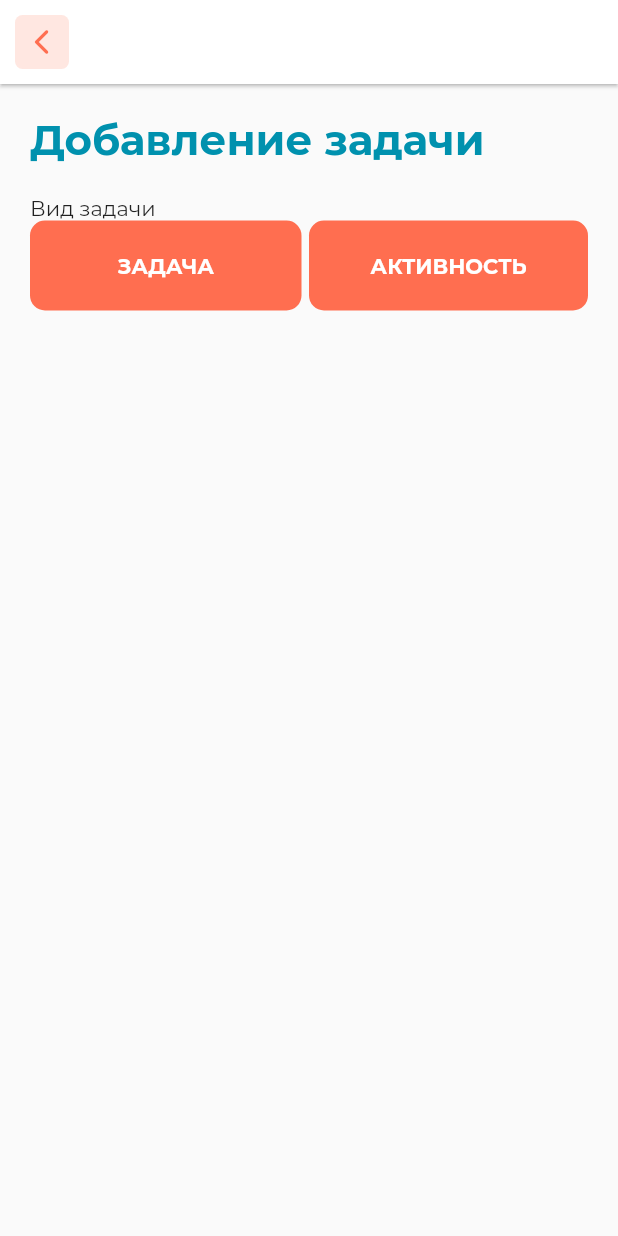
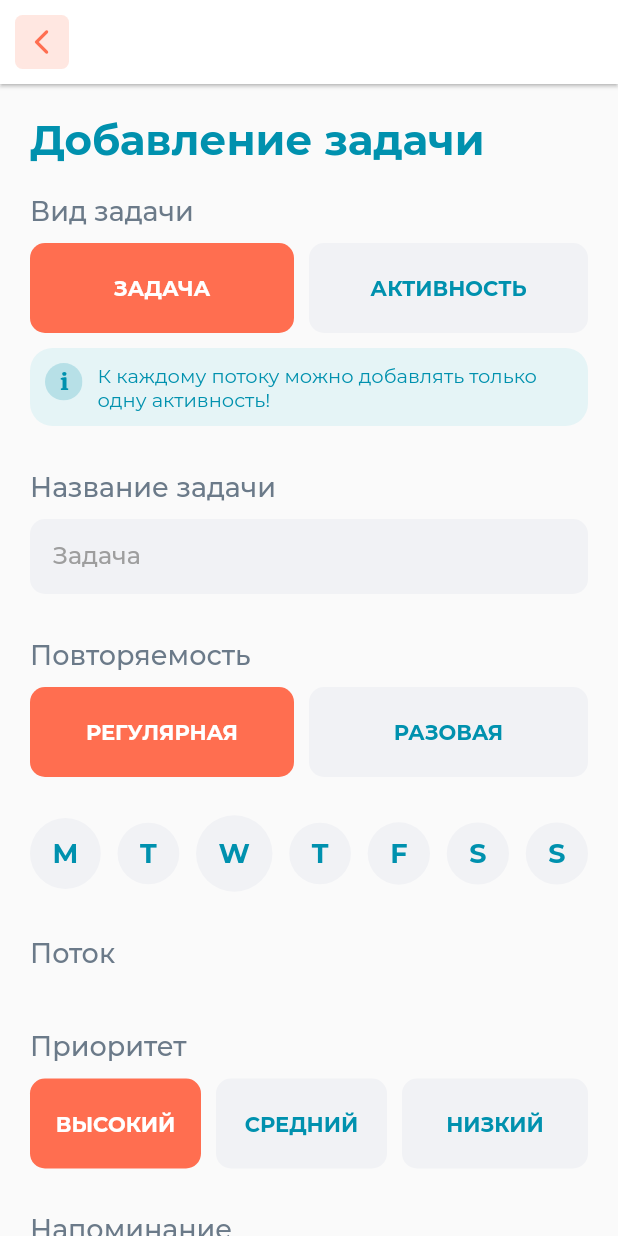
Before and after one commit to escapro/productify, a Flutter app: the screen it shows after launch, after a tap on the "add" icon, on a phone screen of 412 x 824 dp. Run offline on Flutter 3.47's test engine with Material 2 defaults, Android fonts, the light colour scheme and no system bars; our stand-ins replace flutter_slidable, flutter_svg; project files that could hold a hidden picture were left out.

Commit message:
add components

```diff
--- /dev/null
+++ b/lib/components/alert.dart
@@ -0,0 +1,43 @@
+import 'package:flutter/material.dart';
+import 'package:flutter_svg/flutter_svg.dart';
+import 'package:productify/constans.dart';
+
+class Alert extends StatelessWidget {
+
+  List<String> types = ['info', 'warning', 'error', 'success'];
+  String type;
+  String text;
+
+  Alert({
+    Key key, this.type, this.text
+  }) : super(key: key);
+
+  @override
+  Widget build(BuildContext context) {
+    return Container(
+      margin: EdgeInsets.only(top: kDefaultPadding / 2, right: kDefaultPadding, left: kDefaultPadding),
+      padding: EdgeInsets.all(kDefaultPadding / 2),
+      decoration: BoxDecoration(
+        color: type == 'info' ? kSecondaryLightColor : null,
+        borderRadius: BorderRadius.circular(15)
+      ),
+      child: Row(
+        mainAxisAlignment: MainAxisAlignment.start,
+        crossAxisAlignment: CrossAxisAlignment.start,
+        children: [
+          Padding(
+            padding: const EdgeInsets.only(right: 10),
+            child: type == 'info' ? SvgPicture.asset('assets/icons/info_icon.svg') : null,
+          ),
+          Expanded(
+            child: Text(text, style: TextStyle(
+              fontSize: 13,
+              fontWeight: FontWeight.normal,
+              color: type == 'info' ? kSecondaryColor : null
+            ))
+            )
+        ],
+      ),
+    );
+  }
+}
--- /dev/null
+++ b/lib/components/date_picker.dart
@@ -0,0 +1,151 @@
+import 'package:flutter/material.dart';
+import 'package:productify/constans.dart';
+
+class DatePickerType {
+  static const int date = 1;
+  static const int time = 2;
+}
+
+class DatePicker extends StatefulWidget {
+
+  TimeOfDay controller;
+  final int type;
+  final Function onChange;
+
+  DatePicker({
+    Key key, this.onChange, this.controller, this.type=DatePickerType.date
+  }) : super(key: key);
+
+  @override
+  _DatePickerState createState() => _DatePickerState();
+}
+
+class _DatePickerState extends State<DatePicker> {
+
+  TimeOfDay _value;
+
+  @override
+  void initState() {
+    super.initState();
+
+    WidgetsBinding.instance.addPostFrameCallback((_) => {
+      if(widget.controller != null) {
+         setState(() {
+            _value = widget.controller;
+          })
+      }
+    });
+  }
+
+  @override
+  Widget build(BuildContext context) {
+    return Row(
+      children: [
+        Expanded(
+          child: GestureDetector(
+            // child: buildDatePicker(),
+            child: _value != null ? buildSelectedDate() : buildDatePicker(),
+            onTap: () => onPickerTap(context),
+          ),
+        ),
+      ],
+    );
+  }
+
+  Container buildSelectedDate() {
+    return Container(
+            margin: EdgeInsets.symmetric(horizontal: kDefaultPadding),
+            padding: EdgeInsets.symmetric(horizontal: kDefaultPadding/2),
+            height: kDefaultElementHeight,
+            decoration: BoxDecoration(
+              color: kPrimaryColor,
+              borderRadius: BorderRadius.circular(kDefaultBorderRadius)
+            ),
+            child: Row(
+              mainAxisAlignment: MainAxisAlignment.spaceBetween,
+              crossAxisAlignment: CrossAxisAlignment.center,
+              children: [
+                Row(
+                  mainAxisAlignment: MainAxisAlignment.start,
+                  crossAxisAlignment: CrossAxisAlignment.center,
+                  children: [
+                    Container(
+                      margin: EdgeInsets.only(right: kDefaultPadding/2),
+                      child: const Icon(Icons.access_time_sharp,
+                            size: 30, color: Colors.white),
+                    ),
+                    Text("${_value.hour.toString()}:${_value.minute.toString()}", style: TextStyle(
+                      color: Colors.white,
+                      fontSize: 18.0,
+                      fontWeight: FontWeight.bold
+                    )),
+                  ],
+                ),
+                 GestureDetector(
+                  child: Container(
+                        margin: EdgeInsets.only(right: kDefaultPadding/2),
+                        child: const Icon(Icons.close_rounded,
+                              size: 30, color: Colors.white),
+                      ),
+                  onTap: () => clearData(),
+                 ),
+              ],
+            )
+          );
+  }
+
+  Container buildDatePicker() {
+    return Container(
+            margin: EdgeInsets.symmetric(horizontal: kDefaultPadding),
+            height: kDefaultElementHeight,
+            decoration: BoxDecoration(
+              color: kPrimaryLightGreyColor,
+              borderRadius: BorderRadius.circular(kDefaultBorderRadius)
+            ),
+            child: Center(
+              child: Text("ДОБАВИТЬ НАПОМИНАНИЕ", style: TextStyle(
+                color: kSecondaryColor,
+                fontSize: 14.0,
+                fontWeight: FontWeight.bold
+              )),
+            ),
+          );
+  }
+
+  void onPickerTap(BuildContext context) {
+
+    if(widget.type == DatePickerType.time) {
+
+       Future<TimeOfDay> selectedTime = showTimePicker(
+        context: context,
+        initialTime: widget.controller != null ? widget.controller : TimeOfDay.now(),
+        helpText: "Выберите время напоминания",
+        confirmText: "ДОБАВИТЬ"
+      );
+
+      selectedTime.then((value) {
+        if(value != null) {
+          setState(() {
+            _value = value;
+          });
+          widget.onChange(_value);
+        }
+      });
+
+    }else if(widget.type == DatePickerType.date){
+      Future<DateTime> selectedDate = showDatePicker(
+        context: context,
+        initialDate: DateTime.now(),
+        firstDate: DateTime(2000),
+        lastDate: DateTime(2025),
+      );
+    }
+  }
+
+  void clearData() {
+    setState(() {
+        _value = null;
+    });
+    widget.onChange(null);
+  }
+}
--- a/lib/components/form/button_select.dart
+++ b/lib/components/form/button_select.dart
@@ -1,36 +1,49 @@
 import 'package:flutter/material.dart';
 import 'package:productify/constans.dart';
 
-class ButtonSelect extends StatelessWidget {
+class ButtonSelect extends StatefulWidget {
 
   final List items;
+  final Function onChange;
 
-  ButtonSelect({Key key, this.items}) : super(key: key);
+  ButtonSelect({Key key, this.items, this.onChange}) : super(key: key);
+
+  @override
+  _ButtonSelectState createState() => _ButtonSelectState();
+}
+
+class _ButtonSelectState extends State<ButtonSelect> {
+
+  int _value = 1;
 
   @override
   Widget build(BuildContext context) {
+
     return Container(
       padding: EdgeInsets.symmetric(horizontal: kDefaultPadding),
       child: Row(
         children: [
-          for (var i = 0; i < items.length; i++)
+          for (var i = 0; i < widget.items.length; i++)
           Expanded(
             flex: 1,
+            child: GestureDetector(
               child: Container(
-              margin: items.length != i+1 ? EdgeInsets.only(right: 5) : null,
-              // padding: EdgeInsets.all(10),
+                margin: widget.items.length != i+1 ? EdgeInsets.only(right: 10) : null,
+                padding: EdgeInsets.all(10),
                 height: 60,
                 decoration: BoxDecoration(
-                color: kPrimaryColor,
+                  color: _value != i+1 ? Color(0xFFF1F2F5) : kPrimaryColor,
                   borderRadius: BorderRadius.circular(10)
                 ),
                 child: Center(child:
-                Text(items[i].toString(), style: TextStyle(
-                  color: Colors.white,
+                  Text(widget.items[i].toString(), style: TextStyle(
+                    color: _value != i+1 ? kSecondaryColor : Colors.white,
                     fontSize: 14.0,
                     fontWeight: FontWeight.bold
                   ))
                 )
+              ),
+              onTap: () => _changeSelector(i+1),
             ),
           )
         ]
@@ -38,4 +51,11 @@ class ButtonSelect extends StatelessWidget {
       );
   }
 
+  _changeSelector(int index) {
+    setState(() {
+      _value = index;
+    });
+
+    widget.onChange(index);
   }
+}
--- /dev/null
+++ b/lib/components/form/form_group.dart
@@ -0,0 +1,23 @@
+import 'package:flutter/material.dart';
+import 'package:productify/constans.dart';
+
+class FormGroup extends StatelessWidget {
+
+  List<Widget> children;
+
+  FormGroup({
+    Key key, this.children
+  }) : super(key: key);
+
+  @override
+  Widget build(BuildContext context) {
+    return Container(
+      margin: EdgeInsets.only(bottom: kDefaultPadding + 10),
+      child: Column(
+        mainAxisAlignment: MainAxisAlignment.start,
+        crossAxisAlignment: CrossAxisAlignment.start,
+        children: children,
+      ),
+    );
+  }
+}
--- a/lib/components/form/form_title.dart
+++ b/lib/components/form/form_title.dart
@@ -9,10 +9,21 @@ class FormTitle extends StatelessWidget {
 
   @override
   Widget build(BuildContext context) {
-    return Container(
-      padding: EdgeInsets.symmetric(horizontal: kDefaultPadding),
-      child: Text("Вид задачи")
-      );
+    return Row(
+      mainAxisAlignment: MainAxisAlignment.start,
+      crossAxisAlignment: CrossAxisAlignment.start,
+      children: [
+        Container(
+          padding: EdgeInsets.symmetric(horizontal: kDefaultPadding),
+          margin: EdgeInsets.only(bottom: 10),
+          child: Text(title, style: TextStyle(
+            color: Color(0xFF6B7A89),
+            fontSize: 18.0,
+            fontWeight: FontWeight.w500
+          ))
+          ),
+      ],
+    );
   }
 
 }
--- /dev/null
+++ b/lib/components/form/input.dart
@@ -0,0 +1,88 @@
+import 'package:flutter/material.dart';
+import 'package:productify/constans.dart';
+
+class Input extends StatelessWidget {
+
+  final TextEditingController controller;
+  final String placeholder;
+  final int maxLines;
+  final int maxLenght;
+  final EdgeInsetsGeometry margin;
+  final Function onChanged;
+  final Function onTap;
+  final TextInputType keyboardType;
+  final Widget icon;
+  final Widget suffixIcon;
+  final FocusNode focusNode;
+
+  const Input({
+    Key key,
+    @required this.placeholder,
+    this.focusNode,
+    this.maxLenght,
+    this.controller,
+    this.suffixIcon,
+    this.icon,
+    this.keyboardType,
+    this.margin,
+    this.onTap,
+    this.onChanged,
+    this.maxLines
+  }) : super(key: key);
+
+  @override
+  Widget build(BuildContext context) {
+    return Container(
+      height: maxLines == 1 || maxLines == null ? 50 : null,
+      padding: EdgeInsets.symmetric(horizontal: 15.0, vertical: 0),
+      margin: EdgeInsets.symmetric(horizontal: kDefaultPadding),
+      decoration: BoxDecoration(
+          borderRadius: BorderRadius.all(Radius.circular(10)),
+          color: Color(0xFFF1F2F5)),
+          child: Row(
+            mainAxisAlignment: MainAxisAlignment.spaceBetween,
+            crossAxisAlignment: CrossAxisAlignment.center,
+            children: <Widget>[
+              if(icon != null)
+              Padding(
+                padding: EdgeInsets.only(right: 10.0),
+                child: icon,
+              ),
+              Expanded(
+                child: TextField(
+                  controller: controller,
+                  focusNode: focusNode,
+                  maxLength: maxLenght,
+                  maxLines: maxLines,
+                  keyboardType: keyboardType == null ? TextInputType.text : keyboardType,
+                  style: TextStyle(
+                    color: Color(0xFF33475B),
+                    fontSize: 16.0,
+                    fontWeight: FontWeight.w500
+                  ),
+                  decoration: InputDecoration(
+                    border: InputBorder.none,
+                    focusedBorder: InputBorder.none,
+                    enabledBorder: InputBorder.none,
+                    errorBorder: InputBorder.none,
+                    disabledBorder: InputBorder.none,
+                    counterText: '',
+                    hintText: placeholder,
+                    hintStyle: const TextStyle(color: Colors.grey),
+                  ),
+                  onTap: onTap,
+                  onChanged: (value) {
+                    onChanged(value);
+                  },
+                ),
+              ),
+              if(suffixIcon != null)
+              Padding(
+                padding: EdgeInsets.only(left: 10),
+                child: suffixIcon,
+              )
+            ],
+          ),
+        );
+  }
+}
--- /dev/null
+++ b/lib/components/form/week_selection.dart
@@ -0,0 +1,126 @@
+import 'package:flutter/material.dart';
+import 'package:productify/constans.dart';
+import 'package:productify/generated/l10n.dart';
+
+class WeekSelectionTypes {
+  static const int single = 1;
+  static const int multi = 2;
+}
+
+class WeekSelection extends StatefulWidget {
+
+  final List<int> defaultValues;
+  final Function onChange;
+  final int type;
+
+  WeekSelection({
+    Key key, this.defaultValues, this.onChange, this.type=WeekSelectionTypes.single
+  }) : super(key: key);
+
+  @override
+  _WeekSelectionState createState() => _WeekSelectionState();
+}
+
+class _WeekSelectionState extends State<WeekSelection> {
+
+  List<int> _values = [];
+
+  @override
+  void initState() {
+    super.initState();
+
+    widget.defaultValues != null ? _values = widget.defaultValues : _values = [];
+
+    if(_values.length > 0) {
+      if(widget.type == WeekSelectionTypes.single) {
+        int value = _values[0];
+        _values = [];
+        _values.add(value);
+      }
+
+      WidgetsBinding.instance.addPostFrameCallback((_) => {
+        widget.onChange(_values)
+      });
+    }
+  }
+
+  @override
+  Widget build(BuildContext context) {
+    return Container(
+      padding: EdgeInsets.symmetric(horizontal: kDefaultPadding),
+      margin: EdgeInsets.only(top: 25),
+      child: generateButtons(context)
+    );
+  }
+
+  Row generateButtons(BuildContext context) {
+
+    List<String> week = [];
+    List<Widget> buttons = [];
+
+    [
+      S.of(context).week1,
+      S.of(context).week2,
+      S.of(context).week3,
+      S.of(context).week4,
+      S.of(context).week5,
+      S.of(context).week6,
+      S.of(context).week7,
+    ].asMap().forEach((key, value) {
+      week.add(value);
+      buttons.add(weekButton(text: value, index: key+1, isActive: _values.contains(key+1) ? true : false));
+    });
+
+    return Row(
+      mainAxisAlignment: MainAxisAlignment.spaceBetween,
+      children: buttons,
+    );
+  }
+
+  GestureDetector weekButton({String text, int index, bool isActive=false}) {
+    return  GestureDetector(
+              child: Container(
+                padding: EdgeInsets.all(15),
+                decoration: BoxDecoration(
+                  shape: BoxShape.circle,
+                  color: isActive ? kPrimaryColor : kPrimaryLightGreyColor
+                ),
+                child: Center(child: Text(text, style: TextStyle(
+                  fontSize: 18.0,
+                  fontWeight: FontWeight.bold,
+                  color: isActive ? Colors.white : kSecondaryColor
+                ))),
+              ),
+              onTap: () => onWeekButtonTap(index),
+            );
+  }
+
+  void onWeekButtonTap(int index) {
+
+    if(widget.type == WeekSelectionTypes.single) {
+
+      setState(() {
+        if(_values.length > 0) {
+          _values = [];
+        }
+
+        _values.add(index);
+      });
+
+    }else if(widget.type == WeekSelectionTypes.multi) {
+
+      if(_values.contains(index)) {
+        setState(() {
+          _values.remove(index);
+        });
+      }else {
+        setState(() {
+          _values.add(index);
+        });
+      }
+    }
+
+    _values.sort();
+    widget.onChange(_values);
+  }
+}
--- a/lib/components/section_title.dart
+++ b/lib/components/section_title.dart
@@ -9,13 +9,19 @@ class SectionTitle extends StatelessWidget {
 
   @override
   Widget build(BuildContext context) {
-    return Container(
+    return Row(
+      mainAxisAlignment: MainAxisAlignment.start,
+      crossAxisAlignment: CrossAxisAlignment.start,
+      children: [
+        Container(
                 padding: EdgeInsets.all(kDefaultPadding),
                 child: Text(title, style: TextStyle(
                   color: kSecondaryColor,
                   fontSize: 28,
                   fontWeight: FontWeight.bold
                 ))
+              ),
+      ],
     );
   }
 
--- a/lib/constans.dart
+++ b/lib/constans.dart
@@ -9,8 +9,12 @@ const kPrimaryGreenColor = Color(0xFF08AD9E);
 const kPrimaryYellowColor = Color(0xFFFFCB68);
 const kPrimaryRedColor = Color(0xFFEB5757);
 const kPrimaryGreyColor = Color(0xFFB8B8B8);
+const kPrimaryLightGreyColor = Color(0xFFF1F2F5);
 
 const kPageTitleColor = Colors.white;
 const kTextColorBlack = Color(0xFF33475b);
 
+const kDefaultElementHeight = 60.0;
+
 const kDefaultPadding = 20.0;
+const kDefaultBorderRadius = 10.0;
--- a/lib/l10n/intl_en.arb
+++ b/lib/l10n/intl_en.arb
@@ -1,5 +1,12 @@
 {
     "app_bar_title": "MAIN",
     "main_title": "MAIN TITLE",
-    "today_tasks": "Today tasks"
+    "today_tasks": "Today tasks",
+    "week1": "M",
+    "week2": "T",
+    "week3": "W",
+    "week4": "T",
+    "week5": "F",
+    "week6": "S",
+    "week7": "S"
 }
--- a/lib/l10n/intl_ru.arb
+++ b/lib/l10n/intl_ru.arb
@@ -1,5 +1,12 @@
 {
     "app_bar_title": "ГЛАВНАЯ",
     "main_title": "ГЛАВНОЕ НАЗВАНИЕ",
-    "today_tasks": "Задачи на сегодня"
+    "today_tasks": "Задачи на сегодня",
+    "week1": "П",
+    "week2": "В",
+    "week3": "С",
+    "week4": "Ч",
+    "week5": "П",
+    "week6": "С",
+    "week7": "В"
 }
--- a/lib/screens/new_task/new_task_screen.dart
+++ b/lib/screens/new_task/new_task_screen.dart
@@ -1,10 +1,28 @@
 import 'package:flutter/material.dart';
+import 'package:productify/components/alert.dart';
+import 'package:productify/components/date_picker.dart';
 import 'package:productify/components/form/button_select.dart';
+import 'package:productify/components/form/form_group.dart';
 import 'package:productify/components/form/form_title.dart';
+import 'package:productify/components/form/input.dart';
+import 'package:productify/components/form/week_selection.dart';
 import 'package:productify/components/header.dart';
 import 'package:productify/components/section_title.dart';
 
-class NewTaskScreen extends StatelessWidget {
+class NewTaskScreen extends StatefulWidget {
+
+  @override
+  _NewTaskScreenState createState() => _NewTaskScreenState();
+}
+
+class _NewTaskScreenState extends State<NewTaskScreen> {
+
+  int _type = 1;
+  TextEditingController _taskTitle = TextEditingController();
+  int _repeatability = 1;
+  List<int> _repeatability_weeks;
+  int _priority = 1;
+  TimeOfDay _reminder;
 
   @override
   Widget build(BuildContext context) {
@@ -13,20 +31,83 @@ class NewTaskScreen extends StatelessWidget {
         oldContext: context,
         backBtn: true,
       ),
-      body: Column(
-        mainAxisAlignment: MainAxisAlignment.start,
-        crossAxisAlignment: CrossAxisAlignment.start,
+      body: SingleChildScrollView(
+        child: Column(
           children: [
             SectionTitle(
               title: 'Добавление задачи',
             ),
+            FormGroup(
+              children: [
                 FormTitle(
-            title: 'sad'
+                  title: 'Вид задачи'
                 ),
                 ButtonSelect(
+                  onChange: (value) => setState(() => {_type=value}),
                   items: ['ЗАДАЧА', 'АКТИВНОСТЬ'],
+                ),
+                Alert(type: 'info', text: 'К каждому потоку можно добавлять только одну активность!')
+              ],
+            ),
+            FormGroup(
+              children: [
+                FormTitle(
+                  title: 'Название задачи',
+                ),
+                Input(
+                  placeholder: 'Задача',
+                  controller: _taskTitle,
                 )
               ],
+            ),
+            FormGroup(
+              children: [
+                FormTitle(
+                  title: 'Повторяемость',
+                ),
+                ButtonSelect(
+                  items: ['РЕГУЛЯРНАЯ', 'РАЗОВАЯ'],
+                  onChange: (value) => setState(() => {_repeatability=value}),
+                ),
+                if(_repeatability == 1)
+                WeekSelection(
+                  type: WeekSelectionTypes.multi,
+                  onChange: (values) => setState(() => {_repeatability_weeks=values}),
+                )
+              ],
+            ),
+            FormGroup(
+              children: [
+                FormTitle(
+                  title: 'Поток',
+                ),
+
+              ],
+            ),
+            FormGroup(
+              children: [
+                FormTitle(
+                  title: 'Приоритет',
+                ),
+                ButtonSelect(
+                  items: ['ВЫСОКИЙ', 'СРЕДНИЙ', 'НИЗКИЙ'],
+                  onChange: (values) => setState(() => {_priority=values}),
+                )
+              ],
+            ),FormGroup(
+              children: [
+                FormTitle(
+                  title: 'Напоминание',
+                ),
+                DatePicker(
+                  type: DatePickerType.time,
+                  controller: _reminder,
+                  onChange: (value) => setState(() => {_reminder=value}),
+                )
+              ],
+            )
+          ],
+        ),
       )
     );
   }
--- a/lib/theme.dart
+++ b/lib/theme.dart
@@ -5,6 +5,8 @@ ThemeData defaultThemeData(BuildContext context) {
   return ThemeData(
     brightness: Brightness.light,
     primaryColor: kPrimaryColor,
+    colorScheme: ColorScheme.light(primary: kPrimaryColor),
+    buttonTheme: ButtonThemeData(textTheme: ButtonTextTheme.primary),
     fontFamily: 'Montserrat',
     appBarTheme: AppBarTheme(
       color: Colors.white,
```
Also changed, not shown: assets/icons/info_icon.svg (added), lib/generated/intl/messages_en.dart, lib/generated/intl/messages_ru.dart, lib/generated/l10n.dart. Lines whose indentation alone changed are shown as unchanged.
